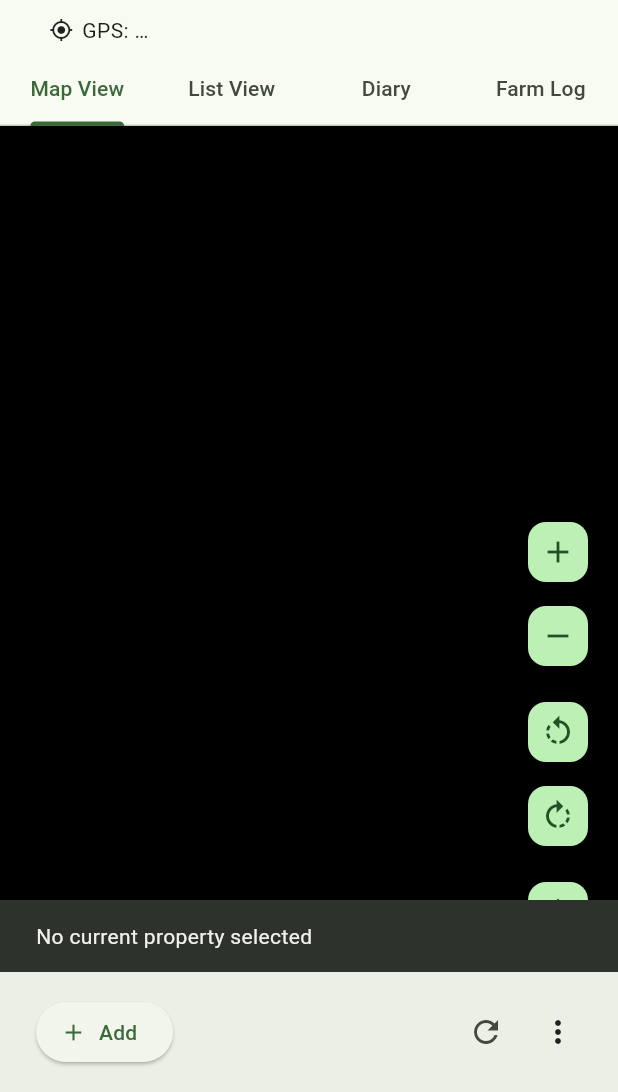
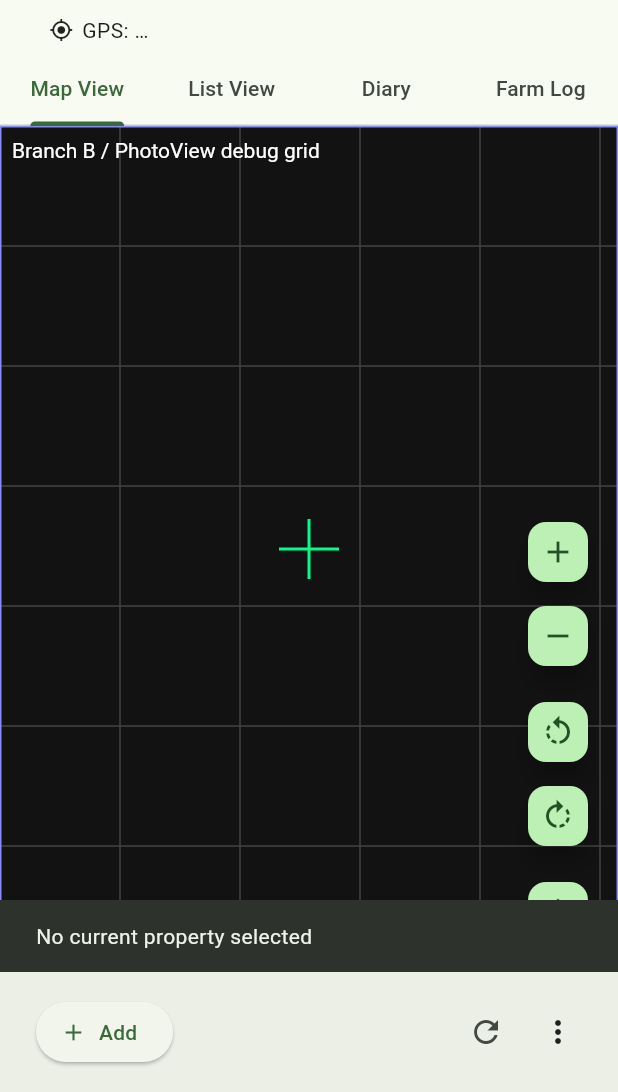
Before and after one commit to sivachan03/bhoomima, a Flutter app: the screen it shows after launch, after a tap on the "bug report" icon, on a phone screen of 412 x 824 dp, the part 144-1236 px from its top. Run offline on Flutter 3.47's test engine with Material 3 defaults, Android fonts, the phone set to English and light mode, and no system bars; drawn by our look-alikes of photo_view; our stand-ins replace connectivity_plus, flutter_compass, flutter_riverpod, flutter_svg, geocoding, geolocator and 3 more; missing offline and left inert: matrix_gesture_detector_pro; accounts and stored records are empty; generated files the repository leaves out were written again; statements that could not run were skipped.

Commit message:
- upto BM-200PV.4

```diff
--- a/lib/modules/map/map_view_root.dart
+++ b/lib/modules/map/map_view_root.dart
@@ -2,10 +2,65 @@ import 'package:flutter/material.dart';
 import 'package:flutter_riverpod/flutter_riverpod.dart';
 import 'branch_b_map_view.dart';
 import 'map_view.dart';
-import 'map_painter.dart';
-import '../../core/services/projection_service.dart';
-import '../../core/models/point_group.dart';
-import 'transform_model.dart';
+// import 'map_painter.dart';
+// import '../../core/services/projection_service.dart';
+// import '../../core/models/point_group.dart';
+// import 'transform_model.dart';
+
+/// Always-visible debug grid for Branch B visual verification.
+class DebugGridPainter extends CustomPainter {
+  @override
+  void paint(Canvas canvas, Size size) {
+    final bg = Paint()..color = const Color(0xFF121212);
+    canvas.drawRect(Offset.zero & size, bg);
+
+    final gridPaint = Paint()
+      ..color = const Color(0xFF444444)
+      ..strokeWidth = 1.0;
+
+    const double step = 80.0;
+    for (double x = 0; x <= size.width; x += step) {
+      canvas.drawLine(Offset(x, 0), Offset(x, size.height), gridPaint);
+    }
+    for (double y = 0; y <= size.height; y += step) {
+      canvas.drawLine(Offset(0, y), Offset(size.width, y), gridPaint);
+    }
+
+    final centerPaint = Paint()
+      ..color = const Color(0xFF00FF88)
+      ..strokeWidth = 2.0;
+    final center = size.center(Offset.zero);
+    canvas.drawLine(
+      Offset(center.dx - 20, center.dy),
+      Offset(center.dx + 20, center.dy),
+      centerPaint,
+    );
+    canvas.drawLine(
+      Offset(center.dx, center.dy - 20),
+      Offset(center.dx, center.dy + 20),
+      centerPaint,
+    );
+
+    final border = Paint()
+      ..color = const Color(0xFF8888FF)
+      ..style = PaintingStyle.stroke
+      ..strokeWidth = 2.0;
+    canvas.drawRect(Offset.zero & size, border);
+
+    final tp = TextPainter(
+      text: const TextSpan(
+        text: 'Branch B / PhotoView debug grid',
+        style: TextStyle(color: Colors.white, fontSize: 14),
+      ),
+      textDirection: TextDirection.ltr,
+    )..layout();
+
+    tp.paint(canvas, const Offset(8, 8));
+  }
+
+  @override
+  bool shouldRepaint(covariant CustomPainter oldDelegate) => false;
+}
 
 /// MapViewRoot: runtime toggle between legacy BM-200R MapViewScreen (Branch A)
 /// and experimental PhotoView-based BranchBMapView (Branch B).
@@ -30,29 +85,16 @@ class MapViewRoot extends ConsumerWidget {
     // WITHOUT reading gesture transforms from the SM/TransformModel. For now, we
     // instantiate a fresh TransformModel in "home" state (tx=ty=0, scale=1, rot=0).
     // If you have world bounds fitting logic, integrate it here later.
-    final TransformModel homeXform = TransformModel(suppressLogs: true);
+    // final TransformModel homeXform = TransformModel(suppressLogs: true);
 
     return BranchBMapView(
       mapChildBuilder: (Size size) {
-        // TODO: fetch same data sets as MapViewScreen via providers if needed.
-        // Minimal placeholder: empty paint background.
-        // To fully mirror Branch A, inject ProjectionService & point groups.
-        // TODO: supply real projection & data (copy from MapViewScreen providers)
-        final projection = ProjectionService(
-          0.0,
-          0.0,
-        ); // placeholder origin; inject real service later
+        // Branch B debug: ignore MapPainter for now; just show a visible grid.
+        debugPrint(
+          '[PV] BranchB mapChildBuilder size=(${size.width}, ${size.height})',
+        );
         return CustomPaint(
-          painter: MapPainter(
-            projection: projection,
-            xform: homeXform,
-            borderGroups: const <PointGroup>[],
-            partitionGroups: const <PointGroup>[],
-            borderPointsByGroup: const {},
-            partitionPointsByGroup: const {},
-            ref: ref,
-            gps: null,
-          ),
+          painter: DebugGridPainter(),
           child: const SizedBox.expand(),
         );
       },
```
